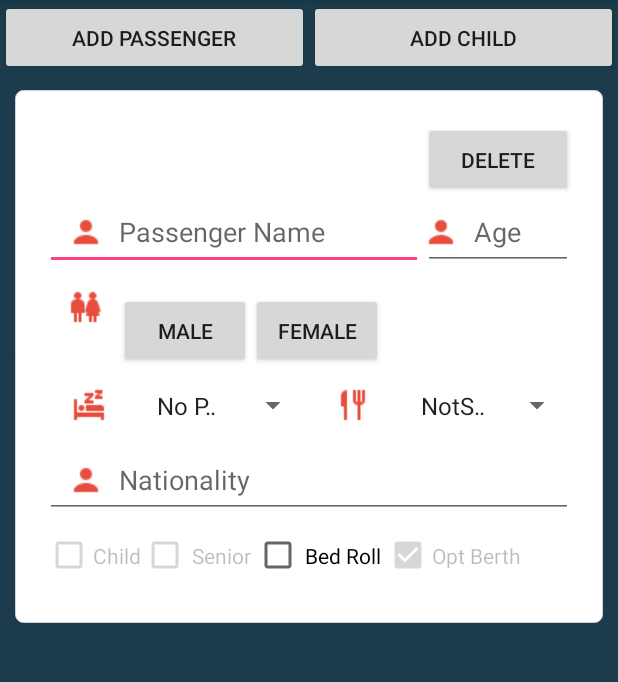
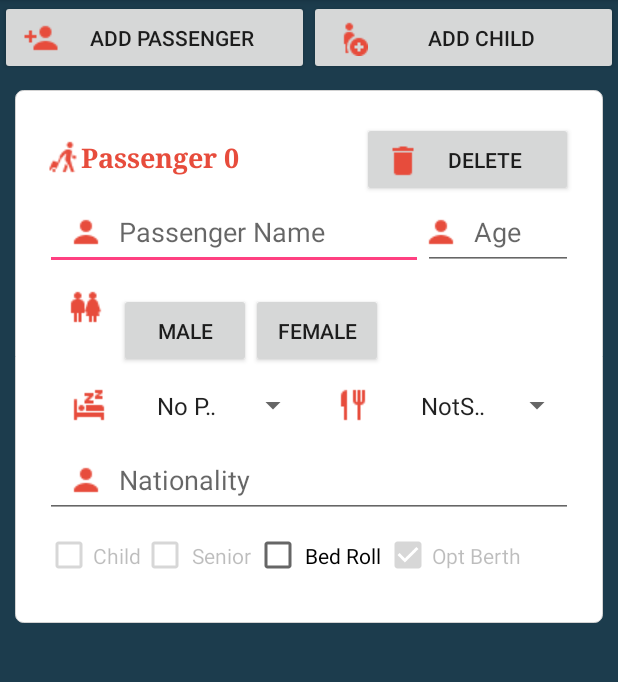
Before and after one commit to hsadhamh/irctc_app, an Android app: the fragment PassengerListFragmentV2 shown on its own in the app's theme, on a phone screen of 412 x 824 dp, the part 84-766 px from its top. Run offline under Robolectric (Android 15) with nearby library versions, the phone set to English and light mode, and no system bars; our stand-ins replace ButterKnife, EventBus, FlexboxLayout; libraries missing offline, so code that uses them is left out: com.rey.material; plain views replace Button, CheckBox, EditText, RadioButton, Spinner and 1 more; 6 statements that could not run were skipped.

Commit message:
Minor ui alignment for passenger list icon addition

```diff
--- a/IRCTCMadeEasy/app/src/main/res/layout/layout_book_tickets.xml
+++ b/IRCTCMadeEasy/app/src/main/res/layout/layout_book_tickets.xml
@@ -26,6 +26,7 @@
             android:layout_weight=".5"
             android:minHeight="@dimen/min_height_button"
             android:gravity="center"
+            android:drawableLeft="@drawable/booking24"
             android:text="@string/book_now_text"/>
         <com.rey.material.widget.Button
             android:id="@+id/btn_save_info"
@@ -34,6 +35,7 @@
             android:layout_weight=".5"
             android:gravity="center"
             android:minHeight="@dimen/min_height_button"
+            android:drawableLeft="@drawable/save24"
             android:text="@string/save_for_later"/>
     </LinearLayout>
 
--- a/IRCTCMadeEasy/app/src/main/res/layout/layout_passenger_info.xml
+++ b/IRCTCMadeEasy/app/src/main/res/layout/layout_passenger_info.xml
@@ -26,17 +26,22 @@
             style="@style/Material.Widget.EditText"
             android:layout_height="50dp"
             android:gravity="fill"
-            android:text=" "
+            android:text="Passenger 0"
             android:id="@+id/id_passenger_title"
+            android:drawableLeft="@drawable/passenger24"
+            android:textColor="#e74c3c"
             android:textSize="18sp"
+            android:textStyle="bold|normal"
+            android:typeface="serif"
             android:layout_weight="1" />
         <com.rey.material.widget.Button
             android:layout_width="match_parent"
             style="@style/Material.Widget.EditText"
             android:layout_height="50dp"
             android:text="delete"
+            android:drawableLeft="@drawable/delete24"
             android:id="@+id/id_passenger_delete"
-            android:layout_weight="2.5"
+            android:layout_weight="1.5"
             android:padding="15dp" />
     </LinearLayout>
 
--- a/IRCTCMadeEasy/app/src/main/res/layout/layout_passenger_view2.xml
+++ b/IRCTCMadeEasy/app/src/main/res/layout/layout_passenger_view2.xml
@@ -17,6 +17,7 @@
             android:layout_gravity="center"
             android:layout_weight="1"
             android:gravity="center"
+            android:drawableLeft="@drawable/add_passenger24"
             android:padding="15dp"
             android:textColor="@color/abc_primary_text_material_light"
             android:id="@+id/id_add_btn_passenger" />
@@ -24,6 +25,7 @@
             android:layout_width="match_parent"
             android:layout_height="50dp"
             android:text="Add Child"
+            android:drawableLeft="@drawable/add_child_passenger24"
             android:textColor="@color/abc_primary_text_material_light"
             android:layout_gravity="center"
             android:layout_weight="1"
```
Also changed, not shown: IRCTCMadeEasy/app/src/main/res/layout/layout_child_info.xml (+6 -1 lines), IRCTCMadeEasy/app/src/main/res/drawable/add_child_passenger24.png (added), IRCTCMadeEasy/app/src/main/res/drawable/add_passenger24.png (added), IRCTCMadeEasy/app/src/main/res/drawable/children24.png (added), IRCTCMadeEasy/app/src/main/res/drawable/save24.png (added).
